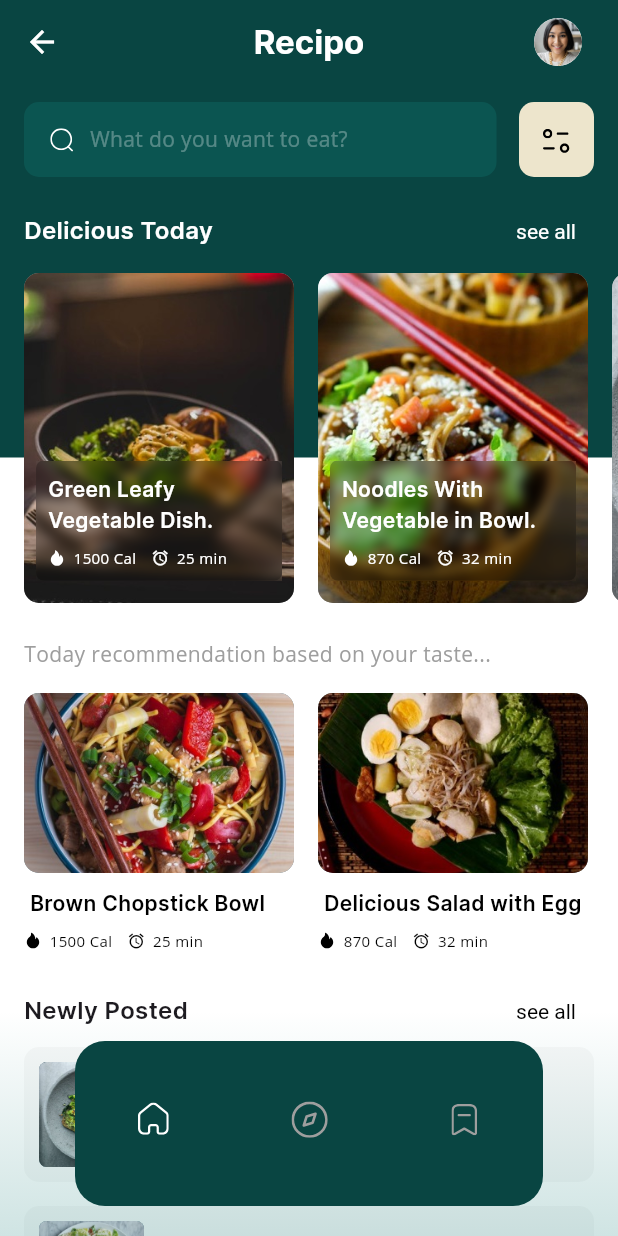
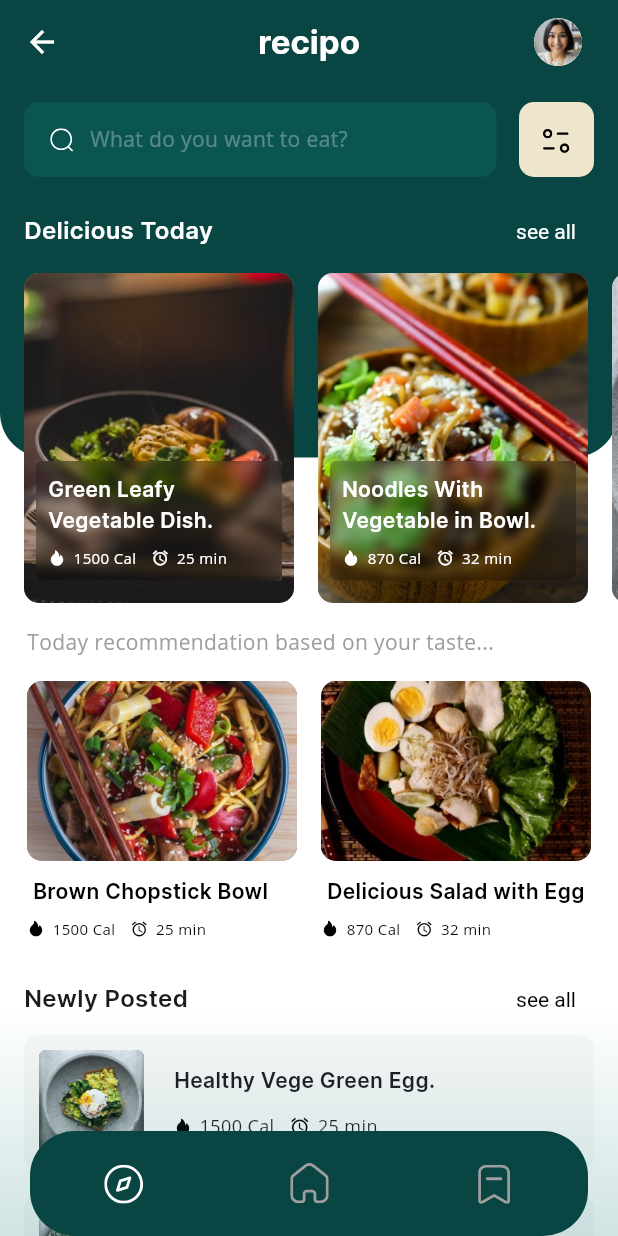
Before and after one commit to dcaayushd/CODSOFT-Recipe-App, a Flutter app: the ScreenSwitcher screen opened directly, on a phone screen of 412 x 824 dp. Run offline on Flutter 3.47's test engine with Material 3 defaults, Android fonts, the phone set to English and light mode, and no system bars; our stand-ins replace flutter_svg; missing offline and left inert: recipo_recipe_app.

Commit message:
Bottom Navigation Bar Updated

```diff
--- a/lib/views/screens/home_screen.dart
+++ b/lib/views/screens/home_screen.dart
@@ -1,9 +1,9 @@
 import 'package:flutter/material.dart';
 import 'package:recipo/models/core/recipe.dart';
 import 'package:recipo/models/helper/recipe_helper.dart';
-import 'package:recipo/views/screens/delicious_today_page.dart';
+import 'package:recipo/views/screens/delicious_today_screen.dart';
 import 'package:recipo/views/screens/newly_posted_screen.dart';
-import 'package:recipo/views/screens/profile_Screen.dart';
+import 'package:recipo/views/screens/profile_screen.dart';
 import 'package:recipo/views/screens/search_screen.dart';
 import 'package:recipo/views/utils/AppColor.dart';
 import 'package:recipo/views/widgets/custom_app_bar.dart';
@@ -18,20 +18,66 @@ class HomeScreen extends StatefulWidget {
 }
 
 class _HomeScreenState extends State<HomeScreen> {
-  final List<Recipe> featuredRecipe = RecipeHelper.featuredRecipe;
-  final List<Recipe> recommendationRecipe = RecipeHelper.recommendationRecipe;
-  final List<Recipe> newlyPostedRecipe = RecipeHelper.newlyPostedRecipe;
+  List<Recipe> featuredRecipe = RecipeHelper.featuredRecipe;
+  List<Recipe> recommendationRecipe = RecipeHelper.recommendationRecipe;
+  List<Recipe> newlyPostedRecipe = RecipeHelper.newlyPostedRecipe;
+  bool isRefreshing = false;
+  ScrollController _scrollController = ScrollController();
+  bool useWhiteText = false;
 
-  double scrollOffset = 0.0;
-  double lastOffset = 0.0;
-  bool isScrollingDown = false;
+  @override
+  void initState() {
+    super.initState();
+    _scrollController = ScrollController(initialScrollOffset: 0.0);
+    _scrollController.addListener(_scrollListener);
+  }
+
+  void _scrollListener() {
+    if (_scrollController.offset <= -100 && !isRefreshing) {
+      _refreshData();
+    }
+
+    double primaryContainerHeight = 295;
+    bool isWithinPrimaryContainer =
+        _scrollController.position.pixels > primaryContainerHeight;
+
+    setState(() {
+      useWhiteText = isWithinPrimaryContainer;
+    });
+  }
+
+  @override
+  void dispose() {
+    _scrollController.removeListener(_scrollListener);
+    _scrollController.dispose();
+    super.dispose();
+  }
+
+  Future<void> _refreshData() async {
+    if (isRefreshing) return;
+
+    setState(() {
+      isRefreshing = true;
+    });
+
+    // Simulate network request
+    await Future.delayed(Duration(seconds: 2));
+
+    // Update data
+    setState(() {
+      featuredRecipe = RecipeHelper.featuredRecipe;
+      recommendationRecipe = RecipeHelper.recommendationRecipe;
+      newlyPostedRecipe = RecipeHelper.newlyPostedRecipe;
+      isRefreshing = false;
+    });
+  }
 
   @override
   Widget build(BuildContext context) {
     return Scaffold(
       appBar: CustomAppBar(
         title: Text(
-          'Recipo',
+          'recipo',
           style: TextStyle(fontFamily: 'inter', fontWeight: FontWeight.w700),
         ),
         showProfilePhoto: true,
@@ -43,56 +89,45 @@ class _HomeScreenState extends State<HomeScreen> {
       ),
       body: Stack(
         children: [
-          NotificationListener<ScrollNotification>(
-            onNotification: (scrollNotification) {
-              if (scrollNotification is ScrollUpdateNotification) {
-                setState(() {
-                  lastOffset = scrollOffset;
-                  scrollOffset = scrollNotification.metrics.pixels;
-                  // Determine if the user is scrolling down
-                  // isScrollingDown = scrollOffset > lastOffset;
-                  isScrollingDown = scrollOffset < lastOffset;
-                });
-              }
-              return true;
-            },
-            child: ListView(
-              shrinkWrap: true,
-              physics: BouncingScrollPhysics(),
-              children: [
-                // Section 1 - Featured Recipe - Wrapper
-                Container(
-                  height: 350,
-                  color: Colors.white,
-                  child: Stack(
-                    children: [
           Container(
             height: 245,
+            decoration: BoxDecoration(
               color: AppColor.primary,
+              borderRadius: BorderRadius.only(
+                bottomLeft: Radius.circular(30),
+                bottomRight: Radius.circular(30),
               ),
-                      // Section 1 - Content
+            ),
+          ),
           Column(
             children: [
-                          // Search Bar
+              // Fixed section
+              Container(
+                color: Colors.transparent,
+                child: Column(
+                  children: [
                     DummySearchBar(
                       routeTo: () {
-                              Navigator.of(context).push(
-       MaterialPageRoute(
-                                  builder: (context) => SearchScreen(),
-                                ),
-                              );
+                        Navigator.of(context).push(MaterialPageRoute(
+                            builder: (context) => SearchScreen()));
                       },
                       openFilter: () {
-                              Navigator.of(context).push(
-                                MaterialPageRoute(
-                                  builder: (context) => SearchScreen(
-                                    openFilterModal: true,
+                        Navigator.of(context).push(MaterialPageRoute(
+                            builder: (context) =>
+                                SearchScreen(openFilterModal: true)));
+                      },
+                    ),
+                  ],
                 ),
               ),
-                              );
-                            },
-                          ),
-                          // Delicious Today - Header
+              // Scrollable section
+              Expanded(
+                child: SingleChildScrollView(
+                  controller: _scrollController,
+                  physics: AlwaysScrollableScrollPhysics(),
+                  child: Column(
+                    children: [
+                      // Delicious Today
                       Container(
                         margin: EdgeInsets.only(top: 12),
                         padding: EdgeInsets.symmetric(horizontal: 16),
@@ -110,12 +145,9 @@ class _HomeScreenState extends State<HomeScreen> {
                             ),
                             TextButton(
                               onPressed: () {
-                                    Navigator.of(context).push(
-       MaterialPageRoute(
+                                Navigator.of(context).push(MaterialPageRoute(
                                     builder: (context) =>
-                                            DeliciousTodayScreen(),
-                                      ),
-                                    );
+                                        DeliciousTodayScreen()));
                               },
                               child: Text('see all'),
                               style: TextButton.styleFrom(
@@ -127,7 +159,6 @@ class _HomeScreenState extends State<HomeScreen> {
                           ],
                         ),
                       ),
-                          // Delicious Today - ListView
                       Container(
                         margin: EdgeInsets.only(top: 4),
                         height: 220,
@@ -137,29 +168,18 @@ class _HomeScreenState extends State<HomeScreen> {
                           physics: BouncingScrollPhysics(),
                           shrinkWrap: true,
                           scrollDirection: Axis.horizontal,
-                              separatorBuilder: (context, index) {
-                                return SizedBox(
-                                  width: 16,
-                                );
-                              },
-                              itemBuilder: (context, index) {
-                                return FeaturedRecipeCard(
-                                    data: featuredRecipe[index]);
-                              },
+                          separatorBuilder: (context, index) =>
+                              SizedBox(width: 16),
+                          itemBuilder: (context, index) =>
+                              FeaturedRecipeCard(data: featuredRecipe[index]),
                         ),
                       ),
-                        ],
-                      )
-                    ],
-                  ),
-                ),
-                // Section 2 - Recommendation Recipe
+                      // Recommendation Recipe
                       Container(
                         margin: EdgeInsets.only(top: 16),
                         child: Column(
                           crossAxisAlignment: CrossAxisAlignment.start,
                           children: [
-                      // Header
                             Container(
                               margin: EdgeInsets.only(bottom: 16),
                               padding: EdgeInsets.symmetric(horizontal: 16),
@@ -168,7 +188,6 @@ class _HomeScreenState extends State<HomeScreen> {
                                 style: TextStyle(color: Colors.grey),
                               ),
                             ),
-                      // Content
                             Container(
                               height: 174,
                               child: ListView.separated(
@@ -177,26 +196,25 @@ class _HomeScreenState extends State<HomeScreen> {
                                 scrollDirection: Axis.horizontal,
                                 itemCount: recommendationRecipe.length,
                                 padding: EdgeInsets.symmetric(horizontal: 16),
-                          separatorBuilder: (context, index) {
-                            return SizedBox(width: 16);
-                          },
-                          itemBuilder: (context, index) {
-                            return RecommendationRecipeCard(
-                                data: recommendationRecipe[index]);
-                          },
+                                separatorBuilder: (context, index) =>
+                                    SizedBox(width: 16),
+                                itemBuilder: (context, index) =>
+                                    RecommendationRecipeCard(
+                                  data: recommendationRecipe[index],
+                                  useWhiteText: useWhiteText,
+                                ),
                               ),
                             )
                           ],
                         ),
                       ),
-                // Section 3 - Newly Posted
+                      // Newly Posted
                       Container(
                         margin: EdgeInsets.only(top: 14),
                         padding: EdgeInsets.symmetric(horizontal: 16),
                         child: Column(
                           crossAxisAlignment: CrossAxisAlignment.start,
                           children: [
-                      // Header
                             Row(
                               mainAxisAlignment: MainAxisAlignment.spaceBetween,
                               children: [
@@ -209,30 +227,28 @@ class _HomeScreenState extends State<HomeScreen> {
                                 ),
                                 TextButton(
                                   onPressed: () {
-                              Navigator.of(context).push(       MaterialPageRoute(
-                                  builder: (context) => NewlyPostedScreen()));
+                                    Navigator.of(context).push(
+                                        MaterialPageRoute(
+                                            builder: (context) =>
+                                                NewlyPostedScreen()));
                                   },
                                   child: Text('see all'),
                                   style: TextButton.styleFrom(
                                       foregroundColor: Colors.black,
                                       textStyle: TextStyle(
-                                    fontWeight: FontWeight.w400, fontSize: 14)),
+                                          fontWeight: FontWeight.w400,
+                                          fontSize: 14)),
                                 ),
                               ],
                             ),
-                      // Content
                             ListView.separated(
                               shrinkWrap: true,
-                        itemCount: 3 ?? newlyPostedRecipe.length,
+                              itemCount: 3,
                               physics: NeverScrollableScrollPhysics(),
-                        separatorBuilder: (context, index) {
-                          return SizedBox(height: 16);
-                        },
-                        itemBuilder: (context, index) {
-                          return RecipeTile(
-                            data: newlyPostedRecipe[index],
-                          );
-                        },
+                              separatorBuilder: (context, index) =>
+                                  SizedBox(height: 16),
+                              itemBuilder: (context, index) =>
+                                  RecipeTile(data: newlyPostedRecipe[index]),
                             ),
                           ],
                         ),
@@ -240,16 +256,13 @@ class _HomeScreenState extends State<HomeScreen> {
                     ],
                   ),
                 ),
-          // Display Circular Progress Indicator based on scroll direction
-          // if (isScrollingDown && scrollOffset > 0)
-          if (isScrollingDown && scrollOffset < 0)
-            Container(
-              height: 100, // Height of the container for progress indicator
-              color: AppColor.primary,
-              child: Center(
+              ),
+            ],
+          ),
+          if (isRefreshing)
+            Center(
               child: CircularProgressIndicator(
-                  valueColor: AlwaysStoppedAnimation<Color>(Colors.white),
-                ),
+                valueColor: AlwaysStoppedAnimation<Color>(AppColor.primary),
               ),
             ),
         ],
--- a/lib/views/widgets/custom_bottom_navigation_bar.dart
+++ b/lib/views/widgets/custom_bottom_navigation_bar.dart
@@ -1,163 +1,16 @@
-// import 'package:flutter/material.dart';
-// import 'package:flutter_svg/flutter_svg.dart';
-// import 'package:recipo/views/utils/AppColor.dart';
-
-// // ignore: must_be_immutable
-// class CustomBottomNavigationBar extends StatefulWidget {
-//   int selectedIndex;
-//   ValueChanged<int> onItemTapped;
-
-//   CustomBottomNavigationBar({
-//     required this.selectedIndex,
-//     required this.onItemTapped,
-//   });
-
-//   @override
-//   _CustomBottomNavigationBarState createState() =>
-//       _CustomBottomNavigationBarState();
-// }
-
-// class _CustomBottomNavigationBarState extends State<CustomBottomNavigationBar> {
-//   @override
-//   Widget build(BuildContext context) {
-//     return Container(
-//       padding: EdgeInsets.only(left: 60, right: 60, bottom: 20),
-//       color: Colors.transparent,
-//       child: ClipRRect(
-//         borderRadius: BorderRadius.circular(20),
-//         child: SizedBox(
-//           height: 70,
-//           child: BottomNavigationBar(
-//             currentIndex: widget.selectedIndex,
-//             onTap: widget.onItemTapped,
-//             showSelectedLabels: false,
-//             showUnselectedLabels: false,
-//             elevation: 0,
-//             items: [
-//               BottomNavigationBarItem(
-//                 icon: SvgPicture.asset(
-//                   'assets/icons/home.svg',
-//                   color: widget.selectedIndex == 0
-//                       ? AppColor.primary
-//                       : Colors.grey[600],
-//                 ),
-//                 label: 'Home',
-//               ),
-//               BottomNavigationBarItem(
-//                 icon: SvgPicture.asset(
-//                   'assets/icons/discover.svg',
-//                   color: widget.selectedIndex == 1
-//                       ? AppColor.primary
-//                       : Colors.grey[600],
-//                   height: 28,
-//                   width: 26,
-//                 ),
-//                 label: 'Explore',
-//               ),
-//               BottomNavigationBarItem(
-//                 icon: SvgPicture.asset(
-//                   'assets/icons/bookmark.svg',
-//                   color: widget.selectedIndex == 2
-//                       ? AppColor.primary
-//                       : Colors.grey[600],
-//                 ),
-//                 label: 'Bookmarks',
-//               ),
-//             ],
-//           ),
-//         ),
-//       ),
-//     );
-//   }
-// }
-
-// import 'package:flutter/material.dart';
-// import 'package:flutter_svg/flutter_svg.dart';
-// import 'package:recipo/views/utils/AppColor.dart';
-
-// // ignore: must_be_immutable
-// class CustomBottomNavigationBar extends StatefulWidget {
-//   int selectedIndex;
-//   ValueChanged<int> onItemTapped;
-
-//   CustomBottomNavigationBar({
-//     required this.selectedIndex,
-//     required this.onItemTapped,
-//   });
-
-//   @override
-//   _CustomBottomNavigationBarState createState() =>
-//       _CustomBottomNavigationBarState();
-// }
-
-// class _CustomBottomNavigationBarState extends State<CustomBottomNavigationBar> {
-//   @override
-//   Widget build(BuildContext context) {
-//     return Container(
-//       padding: EdgeInsets.only(left: 50, right: 50, bottom: 20),
-//       color: Colors.transparent,
-//       child: ClipRRect(
-//         borderRadius: BorderRadius.circular(20),
-//         child: Container(
-//           height: 70,
-//           child: BottomNavigationBar(
-//             backgroundColor: AppColor.primary,
-//             currentIndex: widget.selectedIndex,
-//             onTap: widget.onItemTapped,
-//             showSelectedLabels: false,
-//             showUnselectedLabels: false,
-//             elevation: 0,
-//             items: [
-//               BottomNavigationBarItem(
-//                 icon: SvgPicture.asset(
-//                   'assets/icons/home.svg',
-//                   color: widget.selectedIndex == 0
-//                       ? Colors.white
-//                       : Colors.grey[500],
-//                 ),
-//                 label: 'Home',
-//               ),
-//               BottomNavigationBarItem(
-//                 icon: SvgPicture.asset(
-//                   'assets/icons/discover.svg',
-//                   color: widget.selectedIndex == 1
-//                       ? Colors.white
-//                       : Colors.grey[500],
-//                   height: 28,
-//                   width: 26,
-//                 ),
-//                 label: 'Explore',
-//               ),
-//               BottomNavigationBarItem(
-//                 icon: SvgPicture.asset(
-//                   'assets/icons/bookmark.svg',
-//                   color: widget.selectedIndex == 2
-//                       ? Colors.white
-//                       : Colors.grey[500],
-//                 ),
-//                 label: 'Bookmarks',
-//               ),
-//             ],
-//           ),
-//         ),
-//       ),
-//     );
-//   }
-// }
-
 import 'package:flutter/material.dart';
 import 'package:flutter_svg/flutter_svg.dart';
 import 'package:recipo/views/utils/AppColor.dart';
 
-// ignore: must_be_immutable
 class CustomBottomNavigationBar extends StatefulWidget {
-  int selectedIndex;
-  ValueChanged<int> onItemTapped;
+  final int selectedIndex;
+  final ValueChanged<int> onItemTapped;
 
   CustomBottomNavigationBar({
+    Key? key,
     required this.selectedIndex,
     required this.onItemTapped,
-  });
+  }) : super(key: key);
 
   @override
   _CustomBottomNavigationBarState createState() =>
@@ -165,56 +18,65 @@ class CustomBottomNavigationBar extends StatefulWidget {
 }
 
 class _CustomBottomNavigationBarState extends State<CustomBottomNavigationBar> {
+  late int _selectedIndex;
+
+  @override
+  void initState() {
+    super.initState();
+    _selectedIndex = widget.selectedIndex;
+  }
+
+  void _handleTap(int index) {
+    setState(() {
+      _selectedIndex = index;
+    });
+    widget.onItemTapped(index);
+  }
+
   @override
   Widget build(BuildContext context) {
-    return Container(
-      padding: EdgeInsets.only(left: 50, right: 50, bottom: 20),
-      color: Colors.transparent,
-      child: ClipRRect(
-        borderRadius: BorderRadius.circular(20),
+    return SafeArea(
       child: Container(
-          height: 110,
+        height: 70,
+        margin: EdgeInsets.fromLTRB(20, 0, 20, 0),
+        decoration: BoxDecoration(
+          borderRadius: BorderRadius.circular(30),
           color: AppColor.primary,
-          child: BottomNavigationBar(
-            backgroundColor: Colors.transparent,
-            currentIndex: widget.selectedIndex,
-            onTap: widget.onItemTapped,
-            showSelectedLabels: false,
-            showUnselectedLabels: false,
-            elevation: 0,
-            items: [
-              BottomNavigationBarItem(
+        ),
+        child: Row(
+          mainAxisAlignment: MainAxisAlignment.spaceAround,
+          children: [
+            IconButton(
+              onPressed: () => _handleTap(0),
+              icon: SvgPicture.asset(
+                'assets/icons/discover.svg',
+                color:
+                    _selectedIndex == 0 ? Colors.white : Colors.grey[500],
+                height: 30,
+                width: 30,
+              ),
+            ),
+            IconButton(
+              onPressed: () => _handleTap(1),
               icon: SvgPicture.asset(
                 'assets/icons/home.svg',
-                  color: widget.selectedIndex == 0
-                      ? Colors.white
-                      : const Color.fromRGBO(158, 158, 158, 1),
+                color:
+                    _selectedIndex == 1 ? Colors.white : Colors.grey[500],
+                height: 30,
+                width: 30,
               ),
-                label: 'Home',
             ),
-              BottomNavigationBarItem(
-                icon: SvgPicture.asset(
-                  'assets/icons/discover.svg',
-                  color: widget.selectedIndex == 1
-                      ? Colors.white
-                      : Colors.grey[500],
-
-                  height: 28,
-                  // width: 26,
-                ),
-                label: 'Explore',
-              ),
-              BottomNavigationBarItem(
+            IconButton(
+              onPressed: () => _handleTap(2),
               icon: SvgPicture.asset(
                 'assets/icons/bookmark.svg',
-                  color: widget.selectedIndex == 2
-                      ? Colors.white
-                      : Colors.grey[500],
+                color:
+                    _selectedIndex == 2 ? Colors.white : Colors.grey[500],
+                height: 30,
+                width: 30,
               ),
-                label: 'Bookmarks',
             ),
           ],
-          ),
         ),
       ),
     );
```
Lines whose indentation alone changed are shown as unchanged.
